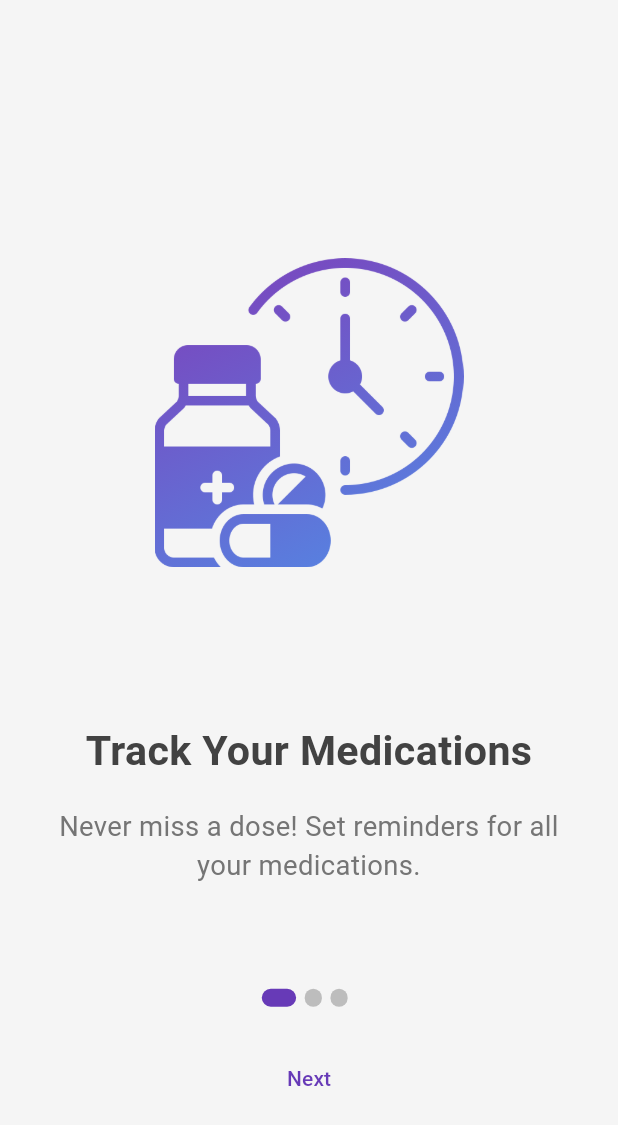
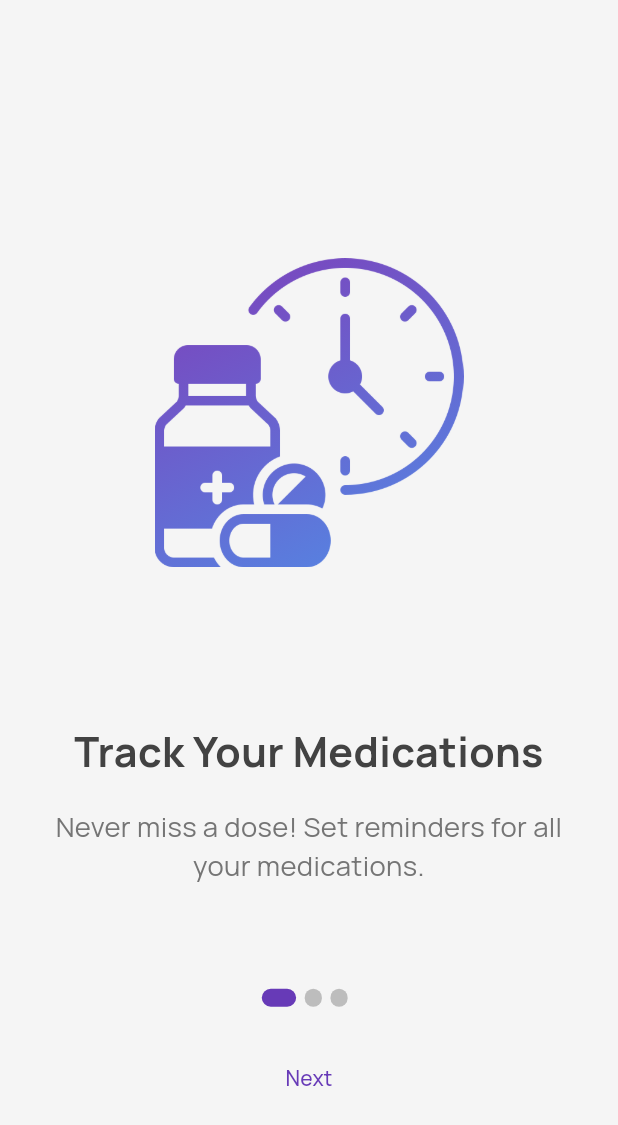
Before and after one commit to mohitganga23/flutter-medicine-tracker, a Flutter app: the screen it shows after launch, on a phone screen of 412 x 824 dp. Shown: the top 1125 px of the screen. Run offline on Flutter 3.47's test engine with Material 3 defaults, Android fonts, the phone set to English and light mode, and no system bars; our stand-ins replace cloud_firestore, firebase_auth, firebase_core, firebase_storage, flutter_local_notifications, flutter_screenutil and 8 more; accounts and stored records are empty; generated files the repository leaves out were written again.

Commit message:
Add Font in theme

```diff
--- a/lib/core/constants/theme.dart
+++ b/lib/core/constants/theme.dart
@@ -1,9 +1,11 @@
 import 'package:flutter/material.dart';
+import 'package:google_fonts/google_fonts.dart';
 
 import 'colors.dart';
 
 class AppThemes {
   static final ThemeData lightTheme = ThemeData(
+    fontFamily: GoogleFonts.manrope().fontFamily,
     brightness: Brightness.light,
     primaryColor: AppColors.primaryLight,
     colorScheme: const ColorScheme.light(
@@ -29,6 +31,7 @@ class AppThemes {
   );
 
   static final ThemeData darkTheme = ThemeData(
+    fontFamily: GoogleFonts.manrope().fontFamily,
     brightness: Brightness.dark,
     primaryColor: AppColors.primaryDark,
     colorScheme: const ColorScheme.dark(
```
